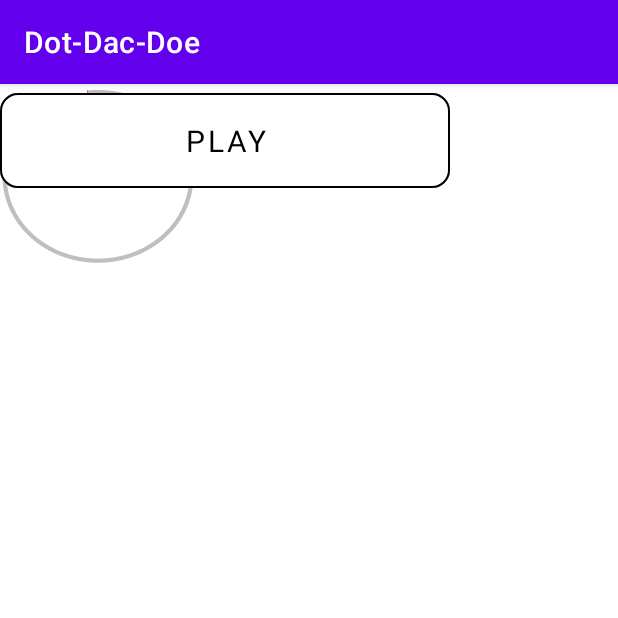
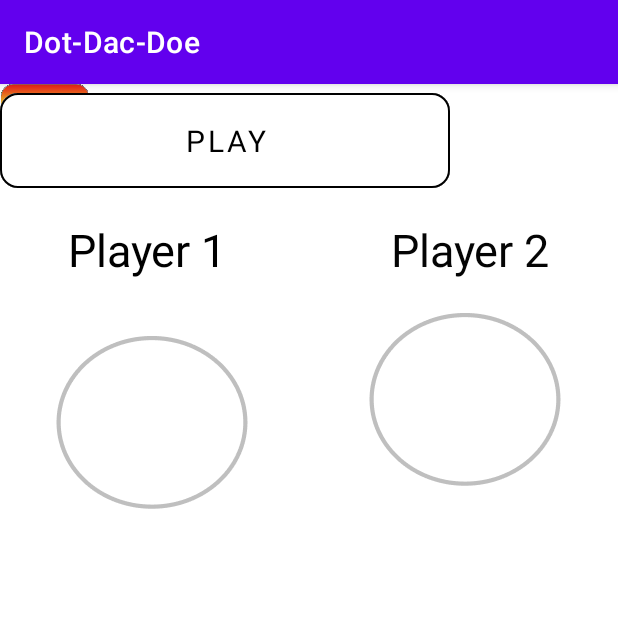
Before and after one commit to appiahla/Dot-Dac-Doe, an Android app: the UserSelectActivity screen opened directly, with no data from a screen before it, on a phone screen of 412 x 824 dp, the top half of it. Run offline under Robolectric (Android 15) with nearby library versions, the phone set to English and light mode, and no system bars; Roboto replaces fonts that are not available here.

Commit message:
added constraints to top half - user-select

```diff
--- a/app/src/main/res/layout/activity_user_select.xml
+++ b/app/src/main/res/layout/activity_user_select.xml
@@ -83,39 +83,49 @@
         android:id="@+id/user_select_player2_circle"
         android:layout_width="wrap_content"
         android:layout_height="wrap_content"
-        app:srcCompat="@drawable/player_circle"
-        tools:layout_editor_absoluteX="244dp"
-        tools:layout_editor_absoluteY="168dp" />
+        android:layout_marginStart="77dp"
+        android:layout_marginTop="18dp"
+        android:layout_marginEnd="36dp"
+        app:layout_constraintEnd_toEndOf="parent"
+        app:layout_constraintStart_toEndOf="@+id/user_select_player1_circle"
+        app:layout_constraintTop_toBottomOf="@+id/user_select_player_2"
+        app:srcCompat="@drawable/player_circle" />
 
     <TextView
         android:id="@+id/user_select_player_1"
         android:layout_width="134dp"
         android:layout_height="56dp"
+        android:layout_marginStart="45dp"
+        android:layout_marginTop="90dp"
         android:fontFamily="@font/gloria_hallelujah"
         android:text="Player 1"
         android:textColor="#000000"
         android:textSize="30sp"
-        tools:layout_editor_absoluteX="45dp"
-        tools:layout_editor_absoluteY="90dp" />
+        app:layout_constraintStart_toStartOf="parent"
+        app:layout_constraintTop_toTopOf="parent" />
 
     <TextView
         android:id="@+id/user_select_player_2"
         android:layout_width="wrap_content"
         android:layout_height="wrap_content"
+        android:layout_marginTop="90dp"
+        android:layout_marginEnd="45dp"
         android:fontFamily="@font/gloria_hallelujah"
         android:text="Player 2"
         android:textColor="#040404"
         android:textSize="30sp"
-        tools:layout_editor_absoluteX="244dp"
-        tools:layout_editor_absoluteY="90dp" />
+        app:layout_constraintEnd_toEndOf="parent"
+        app:layout_constraintTop_toTopOf="parent" />
 
     <ImageView
         android:id="@+id/user_select_player1_circle"
         android:layout_width="wrap_content"
         android:layout_height="wrap_content"
-        app:srcCompat="@drawable/player_circle"
-        tools:layout_editor_absoluteX="45dp"
-        tools:layout_editor_absoluteY="168dp" />
+        android:layout_marginStart="36dp"
+        android:layout_marginTop="18dp"
+        app:layout_constraintStart_toStartOf="parent"
+        app:layout_constraintTop_toBottomOf="@+id/user_select_player_1"
+        app:srcCompat="@drawable/player_circle" />
 
     <ImageView
         android:id="@+id/pick_red_1_user_select"
@@ -193,9 +203,13 @@
         android:id="@+id/back_arrow"
         android:layout_width="wrap_content"
         android:layout_height="wrap_content"
-        app:srcCompat="@drawable/back_arrow"
-        tools:layout_editor_absoluteX="19dp"
-        tools:layout_editor_absoluteY="16dp" />
+        android:layout_marginStart="19dp"
+        android:layout_marginTop="16dp"
+        android:layout_marginEnd="334dp"
+        app:layout_constraintEnd_toEndOf="parent"
+        app:layout_constraintStart_toStartOf="parent"
+        app:layout_constraintTop_toTopOf="parent"
+        app:srcCompat="@drawable/back_arrow" />
 
     <Button
         android:id="@+id/orientation_button_user_select"
```
